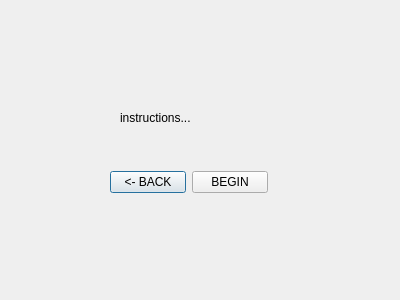
First picture: the form in Qt_Creator/projectPHOE/acuityinstruc.ui, repository jdsalguer/senior_project, before the edit.
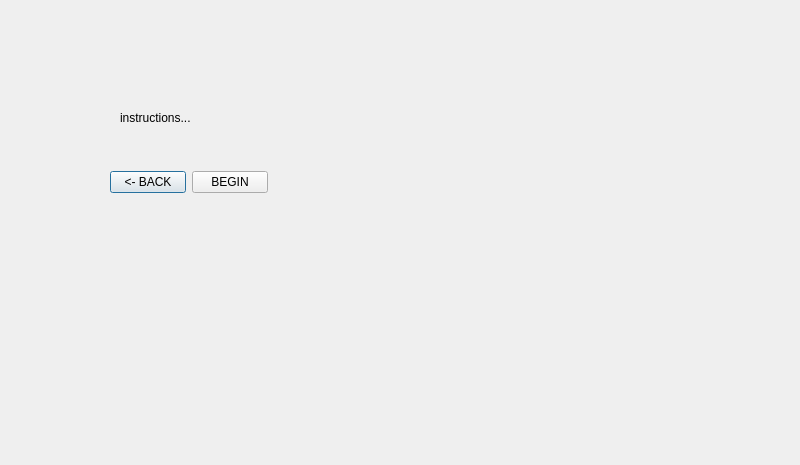
Second picture: the form after the edit.

```diff
--- a/Qt_Creator/projectPHOE/acuityinstruc.ui
+++ b/Qt_Creator/projectPHOE/acuityinstruc.ui
@@ -6,8 +6,8 @@
    <rect>
     <x>0</x>
     <y>0</y>
-    <width>400</width>
-    <height>300</height>
+    <width>800</width>
+    <height>465</height>
    </rect>
   </property>
   <property name="windowTitle">
@@ -26,7 +26,7 @@
     <string>instructions...</string>
    </property>
   </widget>
-  <widget class="QWidget" name="">
+  <widget class="QWidget" name="layoutWidget">
    <property name="geometry">
     <rect>
      <x>110</x>
```
